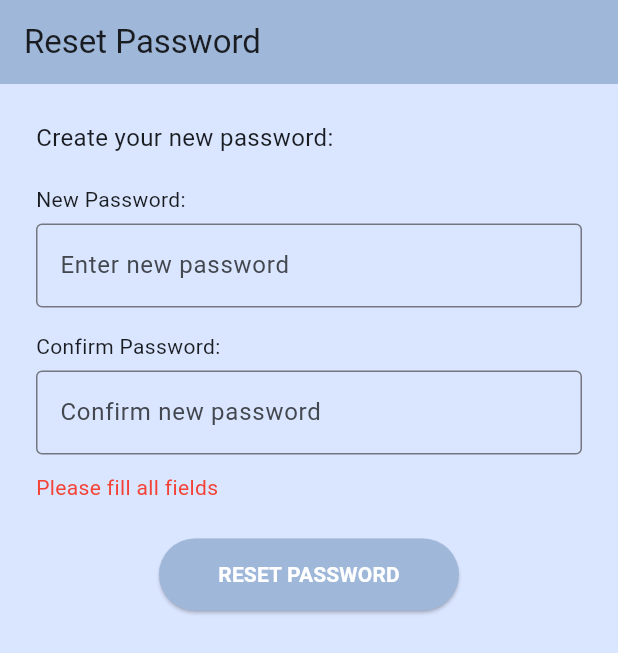
After one commit to sherrylee23/dsa_mind_health_app, a Flutter app: the SupabaseResetPasswordScreen screen opened directly, after a tap on "RESET PASSWORD", on a phone screen of 412 x 824 dp. The commit adds this screen. Shown: the top 653 px of the screen. Run offline on Flutter 3.47's test engine with Material 3 defaults, Android fonts, the phone set to English and light mode, and no system bars; our stand-ins replace sqflite, supabase_flutter; accounts and stored records are empty.

Commit message:
feat : reset password feature and supabase auth sign in and up methods

```diff
--- /dev/null
+++ b/lib/zq_user_management/login/supabase_reset_password_screen.dart
@@ -0,0 +1,162 @@
+import 'package:dsa_mind_health/MoodDatabase.dart';
+import 'package:flutter/material.dart';
+import 'package:supabase_flutter/supabase_flutter.dart';
+import 'login_screen.dart';
+
+class SupabaseResetPasswordScreen extends StatefulWidget {
+  const SupabaseResetPasswordScreen({super.key});
+
+  @override
+  State<SupabaseResetPasswordScreen> createState() => _SupabaseResetPasswordScreenState();
+}
+
+class _SupabaseResetPasswordScreenState extends State<SupabaseResetPasswordScreen> {
+  final passCtrl = TextEditingController();
+  final confirmCtrl = TextEditingController();
+  final moodDb = MoodDatabase();
+  String? _errorText;
+  bool _isLoading = false;
+
+  @override
+  void dispose() {
+    passCtrl.dispose();
+    confirmCtrl.dispose();
+    super.dispose();
+  }
+
+  Future<void> _resetPassword() async {
+    final pass = passCtrl.text;
+    final confirm = confirmCtrl.text;
+
+    if (pass.isEmpty || confirm.isEmpty) {
+      setState(() => _errorText = 'Please fill all fields');
+      return;
+    }
+    if (pass != confirm) {
+      setState(() => _errorText = 'Passwords do not match');
+      return;
+    }
+    if (pass.length < 8) {
+      setState(() => _errorText = 'Password must be at least 8 characters');
+      return;
+    }
+
+    setState(() {
+      _isLoading = true;
+      _errorText = null;
+    });
+
+    try {
+      // update Supabase Auth password
+      await Supabase.instance.client.auth.updateUser(
+        UserAttributes(password: pass),
+      );
+
+      // update local SQLite password (find user by email)
+      final authUser = Supabase.instance.client.auth.currentUser;
+      if (authUser?.email != null) {
+        final localUser = await moodDb.getUserByEmail(authUser!.email!);
+        if (localUser != null) {
+          await moodDb.updatePassword(localUser.id, pass);
+        }
+      }
+
+      if (!mounted) return;
+      ScaffoldMessenger.of(context).showSnackBar(
+        const SnackBar(
+          content: Text('Password reset successful! Please login.'),
+          backgroundColor: Colors.green,
+        ),
+      );
+
+      // back to login screen
+      await Supabase.instance.client.auth.signOut();
+      if (!mounted) return;
+      Navigator.pushAndRemoveUntil(
+        context,
+        MaterialPageRoute(builder: (_) => const LoginScreen()),
+        (route) => false,
+      );
+    } catch (e) {
+      setState(() {
+        _isLoading = false;
+        _errorText = 'Failed to reset password: $e';
+      });
+    }
+  }
+
+  @override
+  Widget build(BuildContext context) {
+    return Scaffold(
+      appBar: AppBar(
+        backgroundColor: const Color(0xFF9FB7D9),
+        title: const Text('Reset Password'),
+        automaticallyImplyLeading: false,
+      ),
+      body: Padding(
+        padding: const EdgeInsets.all(24),
+        child: Column(
+          crossAxisAlignment: CrossAxisAlignment.start,
+          children: [
+            const Text(
+              'Create your new password:',
+              style: TextStyle(fontSize: 16),
+            ),
+            const SizedBox(height: 20),
+            const Text('New Password:'),
+            const SizedBox(height: 6),
+            TextField(
+              controller: passCtrl,
+              obscureText: true,
+              decoration: const InputDecoration(
+                border: OutlineInputBorder(),
+                hintText: 'Enter new password',
+              ),
+            ),
+            const SizedBox(height: 16),
+            const Text('Confirm Password:'),
+            const SizedBox(height: 6),
+            TextField(
+              controller: confirmCtrl,
+              obscureText: true,
+              decoration: const InputDecoration(
+                border: OutlineInputBorder(),
+                hintText: 'Confirm new password',
+              ),
+            ),
+            if (_errorText != null) ...[
+              const SizedBox(height: 12),
+              Text(_errorText!, style: const TextStyle(color: Colors.red)),
+            ],
+            const SizedBox(height: 24),
+            Center(
+              child: SizedBox(
+                width: 200,
+                child: ElevatedButton(
+                  onPressed: _isLoading ? null : _resetPassword,
+                  style: ElevatedButton.styleFrom(
+                    backgroundColor: const Color(0xFF9FB7D9),
+                    padding: const EdgeInsets.symmetric(vertical: 14),
+                  ),
+                  child: _isLoading
+                      ? const SizedBox(
+                          height: 20,
+                          width: 20,
+                          child: CircularProgressIndicator(
+                            strokeWidth: 2,
+                            color: Colors.white,
+                          ),
+                        )
+                      : const Text(
+                          'RESET PASSWORD',
+                          style: TextStyle(color: Colors.white, fontWeight: FontWeight.bold),
+                        ),
+                ),
+              ),
+            ),
+          ],
+        ),
+      ),
+    );
+  }
+}
```
Also changed, not shown: lib/main.dart (+13 -0 lines), lib/zq_user_management/login/forgot_password.dart (+20 -9 lines), lib/zq_user_management/login/login_screen.dart (+75 -15 lines), lib/zq_user_management/login/register_screen.dart (+36 -5 lines), 1 other file.
